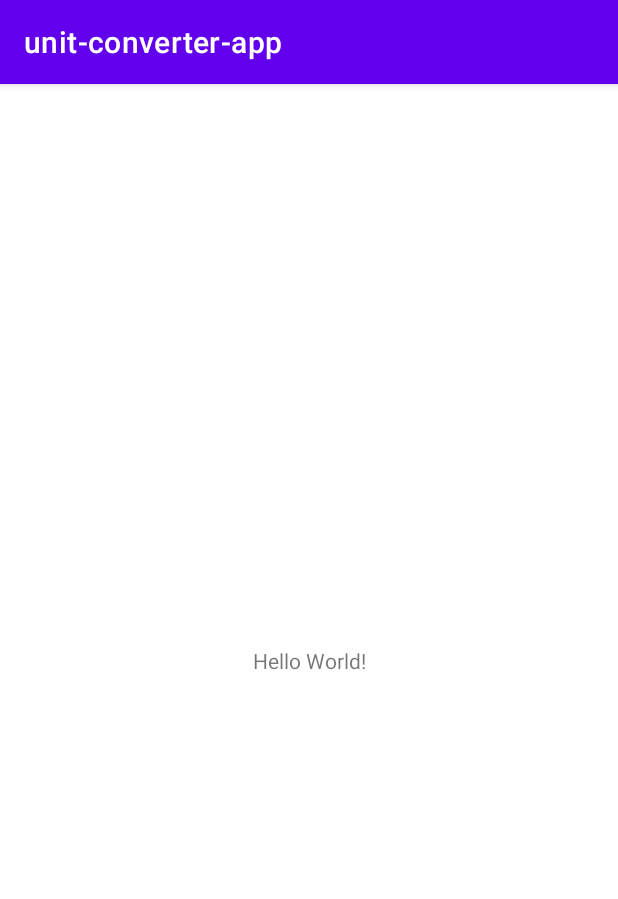
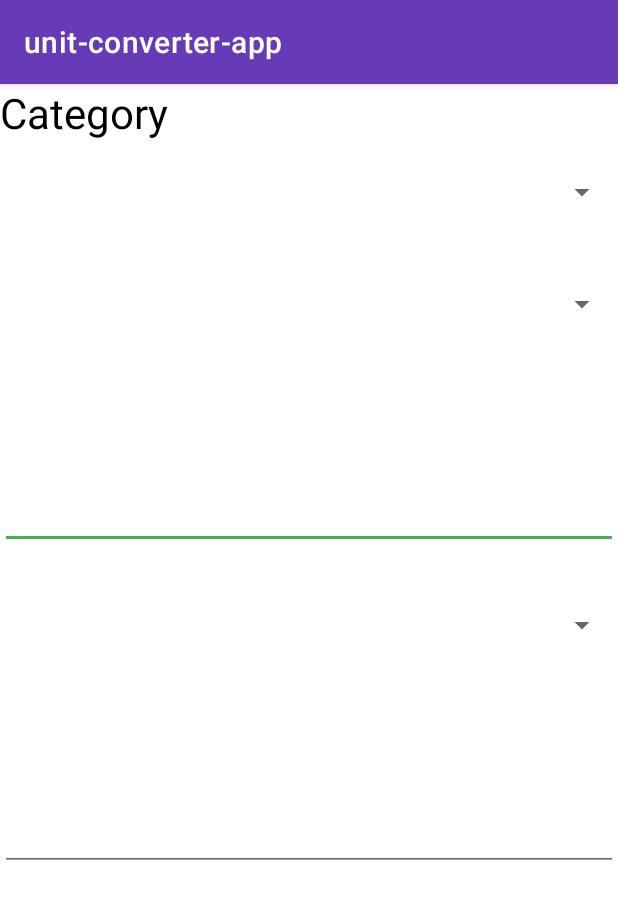
Before and after one commit to Herophillix/cp3406-unit-converter-app, an Android app: the screen it shows after launch (MainActivity), on a phone screen of 412 x 824 dp. Shown: the top 899 px of the screen. Run offline under Robolectric (Android 15) with nearby library versions, the phone set to English and light mode, and no system bars.

Commit message:
Design UI

```diff
--- a/app/src/main/res/layout/activity_main.xml
+++ b/app/src/main/res/layout/activity_main.xml
@@ -6,13 +6,76 @@
     android:layout_height="match_parent"
     tools:context=".MainActivity">
 
-    <TextView
-        android:layout_width="wrap_content"
-        android:layout_height="wrap_content"
-        android:text="Hello World!"
-        app:layout_constraintBottom_toBottomOf="parent"
-        app:layout_constraintLeft_toLeftOf="parent"
-        app:layout_constraintRight_toRightOf="parent"
-        app:layout_constraintTop_toTopOf="parent" />
+    <LinearLayout
+        android:layout_width="match_parent"
+        android:layout_height="match_parent"
+        android:orientation="vertical">
 
+        <TextView
+            android:id="@+id/textView5"
+            android:layout_width="match_parent"
+            android:layout_height="0dp"
+            android:layout_weight="1"
+            android:text="Category"
+            android:textColor="@color/black"
+            android:textSize="28sp" />
+
+        <Spinner
+            android:id="@+id/spinner11"
+            android:layout_width="match_parent"
+            android:layout_height="0dp"
+            android:layout_marginBottom="20dp"
+            android:layout_weight="1" />
+
+        <LinearLayout
+            android:layout_width="match_parent"
+            android:layout_height="0dp"
+            android:layout_marginBottom="20dp"
+            android:layout_weight="4"
+            android:orientation="vertical">
+
+            <Spinner
+                android:id="@+id/spinner12"
+                android:layout_width="match_parent"
+                android:layout_height="0dp"
+                android:layout_marginBottom="10dp"
+                android:layout_weight="1" />
+
+            <EditText
+                android:id="@+id/editTextNumberDecimal5"
+                android:layout_width="match_parent"
+                android:layout_height="0dp"
+                android:layout_weight="2"
+                android:ems="10"
+                android:inputType="numberDecimal" />
+        </LinearLayout>
+
+        <LinearLayout
+            android:layout_width="match_parent"
+            android:layout_height="0dp"
+            android:layout_weight="4"
+            android:orientation="vertical">
+
+            <Spinner
+                android:id="@+id/spinner13"
+                android:layout_width="match_parent"
+                android:layout_height="0dp"
+                android:layout_marginBottom="10dp"
+                android:layout_weight="1" />
+
+            <EditText
+                android:id="@+id/editTextNumberDecimal6"
+                android:layout_width="match_parent"
+                android:layout_height="0dp"
+                android:layout_weight="2"
+                android:ems="10"
+                android:inputType="numberDecimal" />
+        </LinearLayout>
+
+        <Space
+            android:layout_width="match_parent"
+            android:layout_height="0dp"
+            android:layout_weight="5" />
+
+    </LinearLayout>
 </androidx.constraintlayout.widget.ConstraintLayout>
--- a/app/src/main/res/values/colors.xml
+++ b/app/src/main/res/values/colors.xml
@@ -7,4 +7,13 @@
     <color name="teal_700">#FF018786</color>
     <color name="black">#FF000000</color>
     <color name="white">#FFFFFFFF</color>
+
+    <color name="primary">#673AB7</color>
+    <color name="primary_dark">#512DA8</color>
+    <color name="primary_light">#D1C4E9</color>
+    <color name="accent">#4CAF50</color>
+    <color name="primary_text">#212121</color>
+    <color name="secondary_text">#757575</color>
+    <color name="icons">#FFFFFF</color>
+    <color name="divider">#BDBDBD</color>
 </resources>
--- a/app/src/main/res/values/themes.xml
+++ b/app/src/main/res/values/themes.xml
@@ -2,15 +2,22 @@
     <!-- Base application theme. -->
     <style name="Theme.Unitconverterapp" parent="Theme.MaterialComponents.DayNight.DarkActionBar">
         <!-- Primary brand color. -->
-        <item name="colorPrimary">@color/purple_500</item>
-        <item name="colorPrimaryVariant">@color/purple_700</item>
+        <item name="colorPrimary">@color/primary</item>
+        <item name="colorPrimaryVariant">@color/primary_dark</item>
         <item name="colorOnPrimary">@color/white</item>
         <!-- Secondary brand color. -->
-        <item name="colorSecondary">@color/teal_200</item>
-        <item name="colorSecondaryVariant">@color/teal_700</item>
-        <item name="colorOnSecondary">@color/black</item>
+        <item name="colorSecondary">@color/accent</item>
+        <item name="colorSecondaryVariant">@color/accent</item>
+        <item name="colorOnSecondary">@color/white</item>
         <!-- Status bar color. -->
         <item name="android:statusBarColor" tools:targetApi="l">?attr/colorPrimaryVariant</item>
         <!-- Customize your theme here. -->
+        <item name="android:textViewStyle">@style/normalText</item>
+    </style>
+
+    <style name="normalText" parent="Widget.MaterialComponents.TextView">
+        <item name="android:textColor">@color/black</item>
+        <item name="android:textSize">28sp</item>
+        <item name="android:layout_weight">1</item>
     </style>
 </resources>
```
